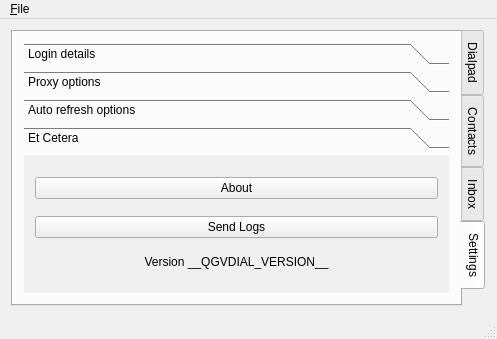
uvatbc/qgvdial, file qgvdial/qt-not-qml/mainwindow.ui: the form before one commit.
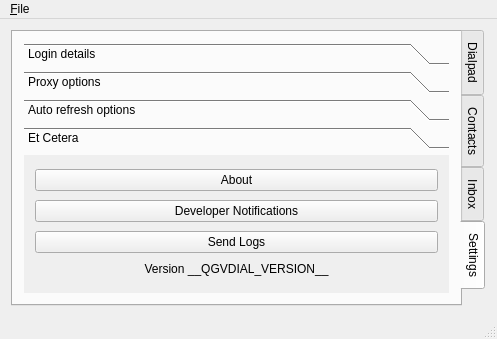
The form after the commit. Custom widgets are drawn as their Qt base class.

Commit message: ea8db9cafb211ffc19de1a52e10db7c04544b8d8 * Updated mqlib to mosquitto 1.4.3 * Created new class MqClient * Compilation is successful, now to actually use it :)

Diff of the .ui file:
```diff
--- a/qgvdial/qt-not-qml/mainwindow.ui
+++ b/qgvdial/qt-not-qml/mainwindow.ui
@@ -513,8 +513,8 @@
             <rect>
              <x>0</x>
              <y>0</y>
-             <width>432</width>
-             <height>141</height>
+             <width>437</width>
+             <height>148</height>
             </rect>
            </property>
            <attribute name="label">
@@ -528,6 +528,13 @@
               </property>
              </widget>
             </item>
+            <item>
+             <widget class="QPushButton" name="btnDevNotifications">
+              <property name="text">
+               <string>Developer Notifications</string>
+              </property>
+             </widget>
+            </item>
             <item>
              <widget class="QPushButton" name="btnSendLogs">
               <property name="text">
```
Left out of the diff: 14 changed lines with no effect on the pictures. The commit also changes 41 other files.
